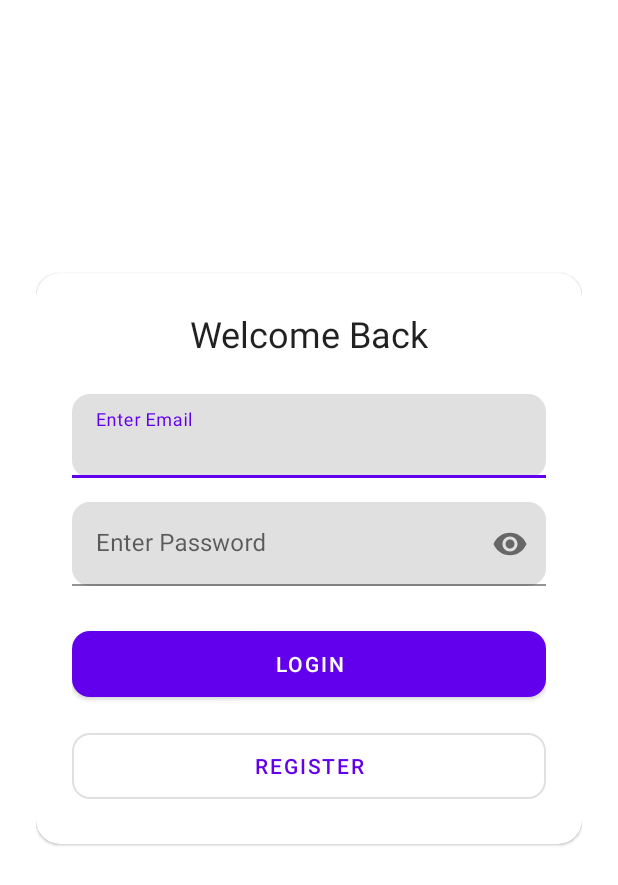
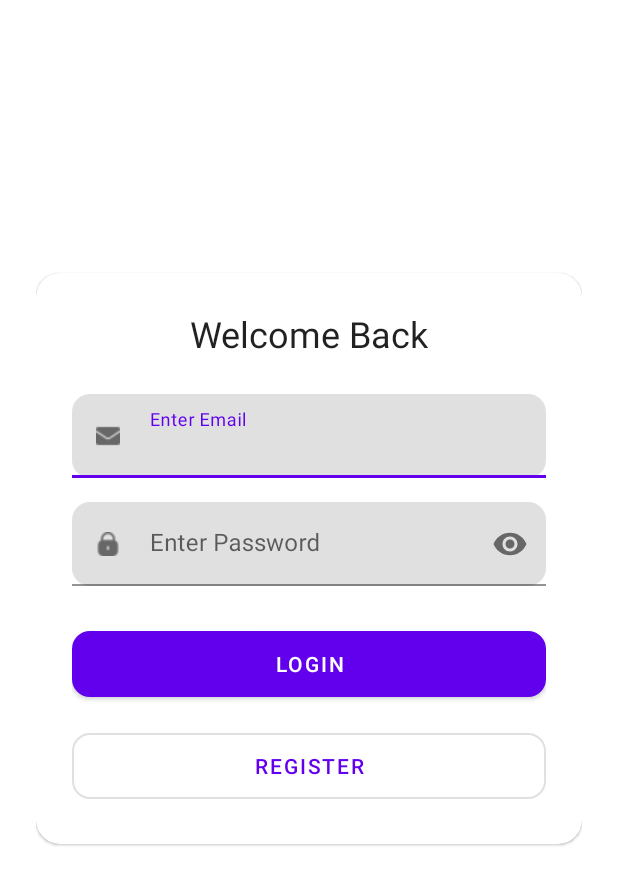
Before and after one commit to MarckRamon/EcoTrack-Mobile, an Android app built with Jetpack Compose: the screen it shows after launch (LoginActivity), on a phone screen of 412 x 824 dp. Shown: the top 885 px of the screen. Run offline under Robolectric (Android 15) with nearby library versions, the phone set to English and light mode, and no system bars.

Commit message:
Updated Login

```diff
--- a/app/src/main/res/layout/activity_login.xml
+++ b/app/src/main/res/layout/activity_login.xml
@@ -36,7 +36,8 @@
                 app:boxCornerRadiusBottomEnd="12dp"
                 app:boxCornerRadiusBottomStart="12dp"
                 app:boxCornerRadiusTopEnd="12dp"
-                app:boxCornerRadiusTopStart="12dp">
+                app:boxCornerRadiusTopStart="12dp"
+                app:startIconDrawable="@drawable/ic_email">
 
                 <com.google.android.material.textfield.TextInputEditText
                     android:id="@+id/et_email"
@@ -56,7 +57,8 @@
                 app:boxCornerRadiusBottomStart="12dp"
                 app:boxCornerRadiusTopEnd="12dp"
                 app:boxCornerRadiusTopStart="12dp"
-                app:endIconMode="password_toggle">
+                app:endIconMode="password_toggle"
+                app:startIconDrawable="@drawable/ic_lock">
 
                 <com.google.android.material.textfield.TextInputEditText
                     android:id="@+id/et_password"
```
